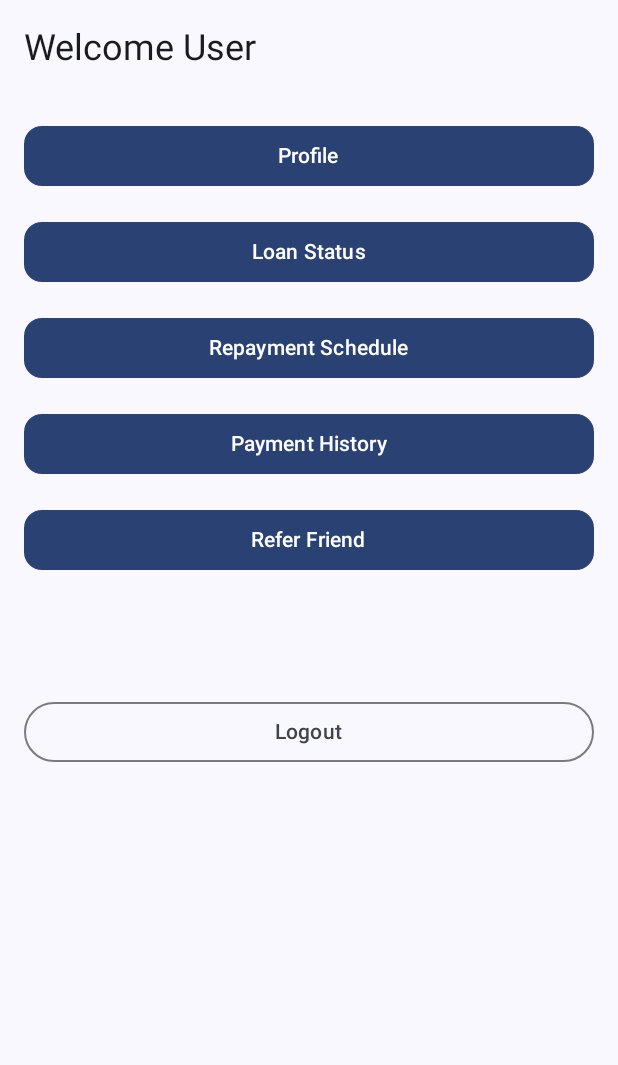
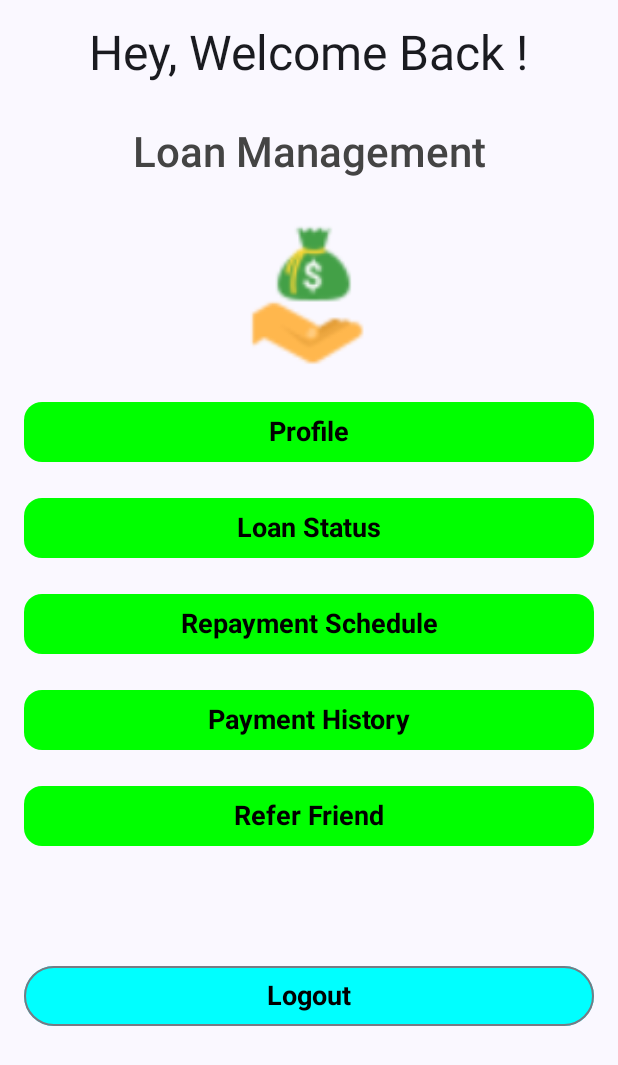
Before and after one commit to rajatkumarsingh01/LoanManangement, an Android app built with Jetpack Compose: the HomeScreen screen opened through its navigation route, on a phone screen of 412 x 824 dp. Shown: the top 1065 px of the screen. Run offline under Robolectric (Android 15) with nearby library versions, the phone set to English and light mode, and no system bars; our stand-ins replace Firebase (no records; nobody signed in at launch, a user with empty details on screens opened directly).

Commit message:
worked on UI improvements

```diff
--- a/app/build.gradle.kts
+++ b/app/build.gradle.kts
@@ -63,6 +63,7 @@ dependencies {
     implementation(libs.androidx.material3)
     implementation(libs.androidx.navigation.compose)
     implementation(libs.firebase.auth.ktx)
+    implementation(libs.androidx.constraintlayout.compose)
     testImplementation(libs.junit)
     androidTestImplementation(libs.androidx.junit)
     androidTestImplementation(libs.androidx.espresso.core)
@@ -83,4 +84,7 @@ dependencies {
     //imagepreviewlibrary
     implementation ("io.coil-kt:coil-compose:2.6.0")
 
+    implementation("org.jetbrains.kotlinx:kotlinx-coroutines-core:1.7.1")
+    implementation("org.jetbrains.kotlinx:kotlinx-coroutines-android:1.7.1")
+
 }
--- a/app/src/main/java/com/task/loanapplication/domain/SignUpViewModel.kt
+++ b/app/src/main/java/com/task/loanapplication/domain/SignUpViewModel.kt
@@ -8,6 +8,7 @@ import androidx.lifecycle.ViewModel
 import com.google.firebase.auth.FirebaseAuth
 import com.task.loanapplication.data.util.RegistrationUIState
 import com.task.loanapplication.data.util.UIEvent
+import kotlinx.coroutines.flow.MutableStateFlow
 
 class SignUpViewModel:ViewModel() {
     var registrationUIState= mutableStateOf(RegistrationUIState())
@@ -16,6 +17,9 @@ class SignUpViewModel:ViewModel() {
     var errorMessage by mutableStateOf("")
     var signUpInProgress = mutableStateOf(false)
     var logInProgress= mutableStateOf(false)
+
+    private val _loginSuccess =MutableStateFlow(false)
+    val loginSuccess get() = _loginSuccess
 
 
     fun onEvent(event:UIEvent) {
@@ -98,12 +102,12 @@ class SignUpViewModel:ViewModel() {
             errorMessage = "Email and password cannot be empty"
             return
         }
-
         FirebaseAuth.getInstance().signInWithEmailAndPassword(email, password)
             .addOnCompleteListener { task ->
                 logInProgress.value=true
                 if (task.isSuccessful) {
                     Log.d("login_success","LogIn successful ")
+                    _loginSuccess.value = true
                     logInProgress.value=false
                     navigateToHomeScreen= true
                 } else {
--- a/app/src/main/java/com/task/loanapplication/navigation/Navigation.kt
+++ b/app/src/main/java/com/task/loanapplication/navigation/Navigation.kt
@@ -39,7 +39,7 @@ fun NavigationForApp(
                if (signUpViewModel.navigateToHomeScreen){
                    navHostController.navigate("home")
                }else{
-                   LoginScreen(signUpViewModel = signUpViewModel,
+                   LoginScreen(signUpViewModel = signUpViewModel, viewModel = MainViewModel(),
                        onRegisterClick = {
                        navHostController.navigate("signup")
                    })
--- a/app/src/main/java/com/task/loanapplication/presentation/auth/Login.kt
+++ b/app/src/main/java/com/task/loanapplication/presentation/auth/Login.kt
@@ -1,5 +1,6 @@
 package com.task.loanapplication.presentation.auth
 
+import androidx.compose.foundation.background
 import androidx.compose.foundation.layout.Arrangement
 import androidx.compose.foundation.layout.Column
 import androidx.compose.foundation.layout.Spacer
@@ -11,6 +12,7 @@ import androidx.compose.material.icons.Icons
 import androidx.compose.material.icons.filled.Email
 import androidx.compose.material.icons.filled.Lock
 import androidx.compose.material3.Button
+import androidx.compose.material3.ButtonDefaults
 import androidx.compose.material3.CircularProgressIndicator
 import androidx.compose.material3.MaterialTheme
 import androidx.compose.material3.OutlinedButton
@@ -18,33 +20,52 @@ import androidx.compose.material3.Text
 import androidx.compose.runtime.Composable
 import androidx.compose.ui.Alignment
 import androidx.compose.ui.Modifier
+import androidx.compose.ui.graphics.Color
 import androidx.compose.ui.res.stringResource
+import androidx.compose.ui.text.TextStyle
 import androidx.compose.ui.text.font.FontWeight
 import androidx.compose.ui.text.style.TextAlign
+import androidx.compose.ui.tooling.preview.Preview
 import androidx.compose.ui.unit.dp
+import androidx.compose.ui.unit.sp
+import androidx.lifecycle.viewModelScope
 import androidx.lifecycle.viewmodel.compose.viewModel
 import com.task.loanapplication.R
 import com.task.loanapplication.data.util.UIEvent
+import com.task.loanapplication.domain.MainViewModel
 import com.task.loanapplication.domain.SignUpViewModel
+import kotlinx.coroutines.launch
 
 @Composable
 fun LoginScreen(
     signUpViewModel: SignUpViewModel = viewModel(),
-    onRegisterClick: () -> Unit
+     viewModel: MainViewModel,
+    onRegisterClick: () -> Unit,
 ) {
 
     Column(
         modifier = Modifier
             .fillMaxSize()
-            .padding(16.dp),
+            .padding(16.dp)
+            .background(color = Color.White)
+        ,
         verticalArrangement = Arrangement.Center,
         horizontalAlignment = Alignment.CenterHorizontally
     ) {
         Text(
-            text = "Welcome to Loan Management System",
+            text = "Welcome to Saudagar Trading & Company",
             textAlign = TextAlign.Center,
-            color = MaterialTheme.colorScheme.primary,
+            color = Color.Green,
             fontWeight = FontWeight(700),
+            style = MaterialTheme.typography.headlineMedium,
+            modifier = Modifier.padding(bottom = 16.dp)
+        )
+
+        Text(
+            text = "Loan Management",
+            textAlign = TextAlign.Center,
+            color = Color.DarkGray,
+            fontWeight = FontWeight(400),
             style = MaterialTheme.typography.headlineMedium,
             modifier = Modifier.padding(bottom = 16.dp)
         )
@@ -75,10 +96,33 @@ fun LoginScreen(
         Button(
             onClick = {
                 signUpViewModel.onEvent(UIEvent.loginButton)
+                viewModel.viewModelScope.launch {
+                    signUpViewModel.loginSuccess.collect { success ->
+                        if (success) {
+                            // Once login is successful, fetch user data
+                            val userData = viewModel.getUserData().value
+                            // Update user data in ViewModel
+                            userData?.let {
+                                // Update user data in ViewModel
+                                viewModel.updateUserData(it)
+                            }
+                            }
+                        }
+                    }
+
             },
-            modifier = Modifier.fillMaxWidth()
+            modifier = Modifier.fillMaxWidth(),
+                    colors = ButtonDefaults.buttonColors(containerColor = Color.Green)
         ) {
-            Text(text = "Login")
+            Text(text = "Login",
+                style = TextStyle(
+                    fontSize = 18.sp, // Change font size
+                    color = Color.Black, // Change text color
+                    fontWeight = FontWeight.Bold // C
+                )
+            )
+
+
         }
 
         if (signUpViewModel.logInProgress.value){
@@ -92,9 +136,20 @@ fun LoginScreen(
             onClick = { onRegisterClick() },
             modifier = Modifier.fillMaxWidth()
         ) {
-            Text(text = "Register")
+            Text(text = "Register",
+                style = TextStyle(
+                    fontSize = 18.sp, // Change font size
+                    color = Color.Black, // Change text color
+                    fontWeight = FontWeight.Bold // C
+                ))
         }
     }
 
 
 }
+
+@Preview
+@Composable
+private fun  PreviewLoginScreen() {
+    LoginScreen(signUpViewModel = SignUpViewModel(), viewModel = MainViewModel(), onRegisterClick = {})
+}
--- a/app/src/main/java/com/task/loanapplication/presentation/auth/SignUpScreen.kt
+++ b/app/src/main/java/com/task/loanapplication/presentation/auth/SignUpScreen.kt
@@ -12,11 +12,11 @@ import androidx.compose.foundation.shape.RoundedCornerShape
 import androidx.compose.foundation.text.KeyboardActions
 import androidx.compose.foundation.text.KeyboardOptions
 import androidx.compose.material.icons.Icons
-import androidx.compose.material.icons.filled.Check
 import androidx.compose.material.icons.filled.Clear
 import androidx.compose.material.icons.filled.Email
 import androidx.compose.material.icons.filled.Lock
-import androidx.compose.material.icons.filled.Person
+import androidx.compose.material.icons.filled.ThumbUp
+import androidx.compose.material3.ButtonDefaults
 import androidx.compose.material3.CircularProgressIndicator
 import androidx.compose.material3.ExperimentalMaterial3Api
 import androidx.compose.material3.Icon
@@ -30,6 +30,7 @@ import androidx.compose.runtime.remember
 import androidx.compose.ui.Alignment
 import androidx.compose.ui.Modifier
 import androidx.compose.ui.draw.clip
+import androidx.compose.ui.graphics.Color
 import androidx.compose.ui.graphics.vector.ImageVector
 import androidx.compose.ui.platform.LocalFocusManager
 import androidx.compose.ui.res.stringResource
@@ -64,7 +65,7 @@ fun SignUpScreen(
     ) {
 
 
-        Text(text = "Please signUp ",
+        Text(text = "Please signUp Here ",
             modifier = Modifier
                 .fillMaxWidth()
                 .heightIn(),
@@ -105,7 +106,8 @@ fun SignUpScreen(
             onClick = {
                 signUpViewModel.onEvent(UIEvent.registrationButton)
             },
-            modifier = Modifier.fillMaxWidth()
+            modifier = Modifier.fillMaxWidth(),
+            colors = ButtonDefaults.buttonColors(containerColor = Color.Green)
         ) {
             Text(text = "SignUp")
         }
@@ -150,7 +152,7 @@ fun MyTextField(labelValue:String, imageVector: ImageVector,
         },
         leadingIcon = {
             Icon(
-                imageVector = Icons.Default.Person,
+                imageVector = Icons.Default.Email,
                 contentDescription = "Icon"
             )
         },
@@ -196,12 +198,14 @@ fun MyPasswordField(
         },
         leadingIcon = {
             Icon(
-                imageVector = Icons.Default.Person,
+                imageVector = Icons.Default.Lock,
                 contentDescription = "Icon"
             )
         },
         trailingIcon = {
-            val iconImage=if ( passwordVisible.value) Icons.Filled.Check else Icons.Filled.Clear
+            val iconImage = if (passwordVisible.value) Icons.Filled.ThumbUp else Icons.Filled.Clear
+
+
             var description=if(passwordVisible.value){
                 stringResource(id = R.string.hide_password)
             }else{
--- a/app/src/main/java/com/task/loanapplication/presentation/home/Welcome.kt
+++ b/app/src/main/java/com/task/loanapplication/presentation/home/Welcome.kt
@@ -1,45 +1,66 @@
 package com.task.loanapplication.presentation.home
 
-import androidx.compose.foundation.background
+import androidx.compose.foundation.Image
 import androidx.compose.foundation.layout.Arrangement
 import androidx.compose.foundation.layout.Column
-import androidx.compose.foundation.layout.Row
 import androidx.compose.foundation.layout.Spacer
 import androidx.compose.foundation.layout.fillMaxSize
 import androidx.compose.foundation.layout.fillMaxWidth
 import androidx.compose.foundation.layout.height
 import androidx.compose.foundation.layout.padding
 import androidx.compose.foundation.layout.size
-import androidx.compose.foundation.lazy.LazyColumn
-import androidx.compose.foundation.lazy.items
 import androidx.compose.foundation.shape.RoundedCornerShape
 import androidx.compose.material3.Button
+import androidx.compose.material3.ButtonDefaults
 import androidx.compose.material3.MaterialTheme
 import androidx.compose.material3.OutlinedButton
-import androidx.compose.material3.Scaffold
 import androidx.compose.material3.Text
 import androidx.compose.runtime.Composable
 import androidx.compose.ui.Alignment
 import androidx.compose.ui.Modifier
 import androidx.compose.ui.graphics.Color
+import androidx.compose.ui.res.painterResource
+import androidx.compose.ui.text.TextStyle
+import androidx.compose.ui.text.font.FontWeight
+import androidx.compose.ui.text.style.TextAlign
 import androidx.compose.ui.tooling.preview.Preview
 import androidx.compose.ui.unit.dp
+import androidx.compose.ui.unit.sp
 import androidx.navigation.NavController
-import com.task.loanapplication.data.util.RepaymentEntry
+import androidx.navigation.compose.rememberNavController
+import com.task.loanapplication.R
 
 @Composable
 fun HomeScreen(navController: NavController) {
+
     Column(
         modifier = Modifier
             .fillMaxSize()
             .padding(16.dp),
-        verticalArrangement = Arrangement.spacedBy(16.dp)
+        verticalArrangement = Arrangement.spacedBy(16.dp),
+        horizontalAlignment = Alignment.CenterHorizontally
     ) {
         Text(
-            text = "Welcome User",
-            style = MaterialTheme.typography.headlineSmall,
-            modifier = Modifier.padding(bottom = 16.dp)
+            text = "Hey, Welcome Back !",
+            textAlign = TextAlign.Left,
+            style = MaterialTheme.typography.headlineLarge,
+            modifier = Modifier.padding(bottom = 12.dp)
         )
+
+        Text(
+            text = "Loan Management",
+            textAlign = TextAlign.Center,
+            color = Color.DarkGray,
+            fontWeight = FontWeight(500),
+            style = MaterialTheme.typography.headlineMedium,
+            modifier = Modifier.padding(bottom = 12.dp)
+        )
+        Image(
+            painter = painterResource(id = R.drawable.loanicon),
+            contentDescription = "Image",
+            modifier = Modifier.size(100.dp)
+        )
+
 
         OptionButton(text = "Profile") {
             navController.navigate("home/user_profile")
@@ -57,13 +78,20 @@ fun HomeScreen(navController: NavController) {
             navController.navigate("details/rate_us")
         }
 
-        Spacer(modifier = Modifier.height(48.dp))
+        Spacer(modifier = Modifier.height(40.dp))
 
         OutlinedButton(
             onClick = { navController.navigate("auth/login");var inclusive = true},
-            modifier = Modifier.fillMaxWidth()
+            modifier = Modifier.fillMaxWidth(),
+            colors = ButtonDefaults.buttonColors(containerColor = Color.Cyan)
         ) {
-            Text("Logout")
+            Text("Logout",
+                style = TextStyle(
+                    fontSize = 18.sp, // Change font size
+                    color = Color.Black, // Change text color
+                    fontWeight = FontWeight.Bold // Change font weight
+                )
+                )
         }
     }
 }
@@ -73,8 +101,21 @@ fun OptionButton(text: String, onClick: () -> Unit) {
     Button(
         onClick = onClick,
         shape = RoundedCornerShape(12.dp),
-        modifier = Modifier.fillMaxWidth()
+        modifier = Modifier.fillMaxWidth(1f),
+        colors = ButtonDefaults.buttonColors(containerColor = Color.Green)
     ) {
-        Text(text)
+        Text(text,
+            style = TextStyle(
+                fontSize = 18.sp, // Change font size
+                color = Color.Black, // Change text color
+                fontWeight = FontWeight.Bold // Change font weight
+            )
+            )
     }
 }
+
+@Preview
+@Composable
+private fun PreviewHomeScreen() {
+    HomeScreen(navController= rememberNavController())
+}
--- a/gradle/libs.versions.toml
+++ b/gradle/libs.versions.toml
@@ -12,6 +12,7 @@ navigationCompose = "2.7.7"
 firebaseAuthKtx = "22.3.1"
 googleServices = "4.4.1"
 firebaseDatabase = "21.0.0"
+constraintlayoutCompose = "1.0.1"
 
 [libraries]
 androidx-core-ktx = { group = "androidx.core", name = "core-ktx", version.ref = "coreKtx" }
@@ -32,6 +33,7 @@ androidx-navigation-compose = { group = "androidx.navigation", name = "navigatio
 firebase-auth-ktx = { group = "com.google.firebase", name = "firebase-auth-ktx", version.ref = "firebaseAuthKtx" }
 google-services = { group = "com.google.gms", name = "google-services", version.ref = "googleServices" }
 firebase-database = { group = "com.google.firebase", name = "firebase-database", version.ref = "firebaseDatabase" }
+androidx-constraintlayout-compose = { group = "androidx.constraintlayout", name = "constraintlayout-compose", version.ref = "constraintlayoutCompose" }
 
 [plugins]
 androidApplication = { id = "com.android.application", version.ref = "agp" }
```
Also changed, not shown: app/src/main/java/com/task/loanapplication/domain/MainViewModel.kt (+8 -5 lines), app/src/main/java/com/task/loanapplication/presentation/auth/UploadDocs.kt (+7 -1 lines), app/src/main/res/drawable/loanicon.png (added).
